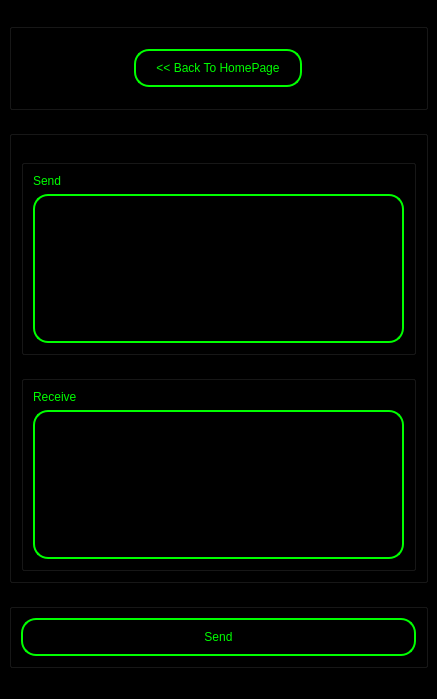
The window that GUI/UIs/MainWindowGUI.ui (YuraMoiseev/FinalProject) describes before a commit, drawn with Qt 5.
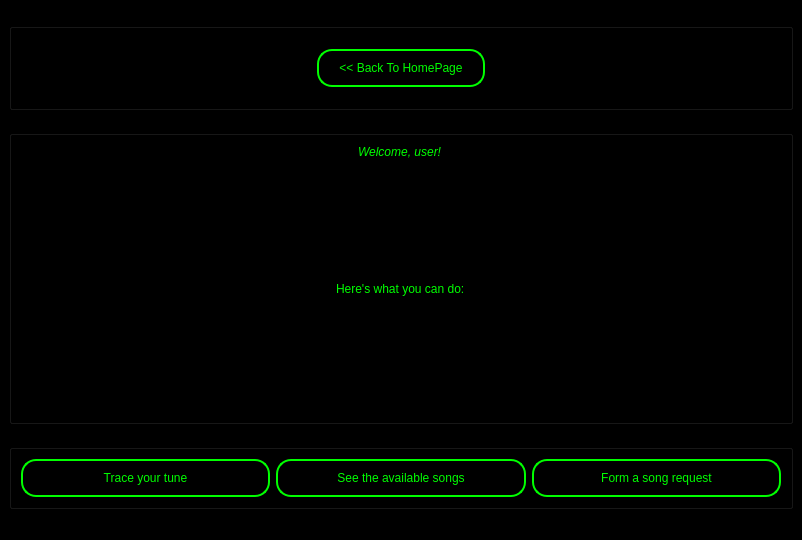
The same window after the commit.

Patch:
```diff
--- a/GUI/UIs/MainWindowGUI.ui
+++ b/GUI/UIs/MainWindowGUI.ui
@@ -6,10 +6,16 @@
    <rect>
     <x>0</x>
     <y>0</y>
-    <width>437</width>
-    <height>699</height>
+    <width>802</width>
+    <height>540</height>
    </rect>
   </property>
+  <property name="sizePolicy">
+   <sizepolicy hsizetype="Expanding" vsizetype="Preferred">
+    <horstretch>0</horstretch>
+    <verstretch>0</verstretch>
+   </sizepolicy>
+  </property>
   <property name="windowTitle">
    <string>MainWindow</string>
   </property>
@@ -18,7 +24,7 @@
 </string>
   </property>
   <widget class="QWidget" name="centralwidget">
-   <layout class="QVBoxLayout" name="verticalLayout_2">
+   <layout class="QVBoxLayout" name="verticalLayout">
     <item>
      <widget class="QGroupBox" name="GroupBackButton">
       <property name="sizePolicy">
@@ -98,116 +104,35 @@
        <bool>true</bool>
       </property>
       <layout class="QVBoxLayout" name="verticalLayout_3">
-       <item>
-        <widget class="QGroupBox" name="GroupEntryLogin">
+       <item alignment="Qt::AlignHCenter">
+        <widget class="QLabel" name="LabelWelcome">
          <property name="sizePolicy">
-          <sizepolicy hsizetype="Expanding" vsizetype="Expanding">
+          <sizepolicy hsizetype="Preferred" vsizetype="Maximum">
            <horstretch>0</horstretch>
            <verstretch>0</verstretch>
           </sizepolicy>
          </property>
          <property name="styleSheet">
-          <string notr="true">background-color:black;
-</string>
-         </property>
-         <property name="title">
-          <string>GroupBox</string>
-         </property>
-         <property name="flat">
-          <bool>true</bool>
-         </property>
-         <layout class="QGridLayout" name="gridLayout">
-          <item row="0" column="0">
-           <widget class="QLabel" name="LabelSend">
-            <property name="sizePolicy">
-             <sizepolicy hsizetype="Preferred" vsizetype="Maximum">
-              <horstretch>0</horstretch>
-              <verstretch>0</verstretch>
-             </sizepolicy>
-            </property>
-            <property name="styleSheet">
-             <string notr="true">font: 14pt &quot;Arial&quot;;
+          <string notr="true">font: 24pt &quot;Arial&quot;;
+font-style:italic;
 border-radius: 15px;
 color: #00ff00;</string>
-            </property>
-            <property name="text">
-             <string>Send</string>
-            </property>
-           </widget>
-          </item>
-          <item row="1" column="0">
-           <widget class="QLineEdit" name="LineEditSend">
-            <property name="sizePolicy">
-             <sizepolicy hsizetype="Expanding" vsizetype="Expanding">
-              <horstretch>0</horstretch>
-              <verstretch>0</verstretch>
-             </sizepolicy>
-            </property>
-            <property name="styleSheet">
-             <string notr="true">font: 14pt &quot;Arial&quot;;
-border-radius: 15px;
-border: 2px solid #00ff00;
-color: #00ff00;</string>
-            </property>
-           </widget>
-          </item>
-         </layout>
+         </property>
+         <property name="text">
+          <string>Welcome, user!</string>
+         </property>
         </widget>
        </item>
-       <item>
-        <widget class="QGroupBox" name="GroupEntryPassword">
-         <property name="sizePolicy">
-          <sizepolicy hsizetype="Expanding" vsizetype="Expanding">
-           <horstretch>0</horstretch>
-           <verstretch>0</verstretch>
-          </sizepolicy>
-         </property>
+       <item alignment="Qt::AlignHCenter">
+        <widget class="QLabel" name="LabelDoNext">
          <property name="styleSheet">
-          <string notr="true">background-color:black;
-</string>
-         </property>
-         <property name="title">
-          <string>GroupBox</string>
-         </property>
-         <property name="flat">
-          <bool>true</bool>
-         </property>
-         <layout class="QGridLayout" name="gridLayout_2">
-          <item row="0" column="0">
-           <widget class="QLabel" name="LabelReceive">
-            <property name="sizePolicy">
-             <sizepolicy hsizetype="Preferred" vsizetype="Maximum">
-              <horstretch>0</horstretch>
-              <verstretch>0</verstretch>
-             </sizepolicy>
-            </property>
-            <property name="styleSheet">
-             <string notr="true">font: 14pt &quot;Arial&quot;;
+          <string notr="true">font: 14pt &quot;Arial&quot;;
 border-radius: 15px;
 color: #00ff00;</string>
-            </property>
-            <property name="text">
-             <string>Receive</string>
-            </property>
-           </widget>
-          </item>
-          <item row="1" column="0">
-           <widget class="QLineEdit" name="LineEditReceive">
-            <property name="sizePolicy">
-             <sizepolicy hsizetype="Expanding" vsizetype="Expanding">
-              <horstretch>0</horstretch>
-              <verstretch>0</verstretch>
-             </sizepolicy>
-            </property>
-            <property name="styleSheet">
-             <string notr="true">font: 14pt &quot;Arial&quot;;
-border-radius: 15px;
-border: 2px solid #00ff00;
-color: #00ff00;</string>
-            </property>
-           </widget>
-          </item>
-         </layout>
+         </property>
+         <property name="text">
+          <string>Here's what you can do:</string>
+         </property>
         </widget>
        </item>
       </layout>
@@ -231,9 +156,9 @@
       <property name="flat">
        <bool>true</bool>
       </property>
-      <layout class="QVBoxLayout" name="verticalLayout">
+      <layout class="QHBoxLayout" name="horizontalLayout">
        <item>
-        <widget class="QPushButton" name="ButtonSend">
+        <widget class="QPushButton" name="ButtonTrace">
          <property name="sizePolicy">
           <sizepolicy hsizetype="Minimum" vsizetype="Minimum">
            <horstretch>0</horstretch>
@@ -251,7 +176,53 @@
 padding-right: 20px; </string>
          </property>
          <property name="text">
-          <string>Send</string>
+          <string>Trace your tune</string>
+         </property>
+        </widget>
+       </item>
+       <item>
+        <widget class="QPushButton" name="ButtonSongs">
+         <property name="sizePolicy">
+          <sizepolicy hsizetype="Minimum" vsizetype="Minimum">
+           <horstretch>0</horstretch>
+           <verstretch>0</verstretch>
+          </sizepolicy>
+         </property>
+         <property name="styleSheet">
+          <string notr="true">font: 14pt &quot;Arial&quot;;
+border-radius: 15px;
+border: 2px solid #00ff00;
+color: #00ff00;
+padding-top: 10px;
+padding-bottom: 10px;
+padding-left: 20px;
+padding-right: 20px; </string>
+         </property>
+         <property name="text">
+          <string>See the available songs</string>
+         </property>
+        </widget>
+       </item>
+       <item>
+        <widget class="QPushButton" name="ButtonRequests">
+         <property name="sizePolicy">
+          <sizepolicy hsizetype="Minimum" vsizetype="Minimum">
+           <horstretch>0</horstretch>
+           <verstretch>0</verstretch>
+          </sizepolicy>
+         </property>
+         <property name="styleSheet">
+          <string notr="true">font: 14pt &quot;Arial&quot;;
+border-radius: 15px;
+border: 2px solid #00ff00;
+color: #00ff00;
+padding-top: 10px;
+padding-bottom: 10px;
+padding-left: 20px;
+padding-right: 20px; </string>
+         </property>
+         <property name="text">
+          <string>Form a song request</string>
          </property>
         </widget>
        </item>
```
Left out of the diff: 2 changed lines with no effect on the pictures.
